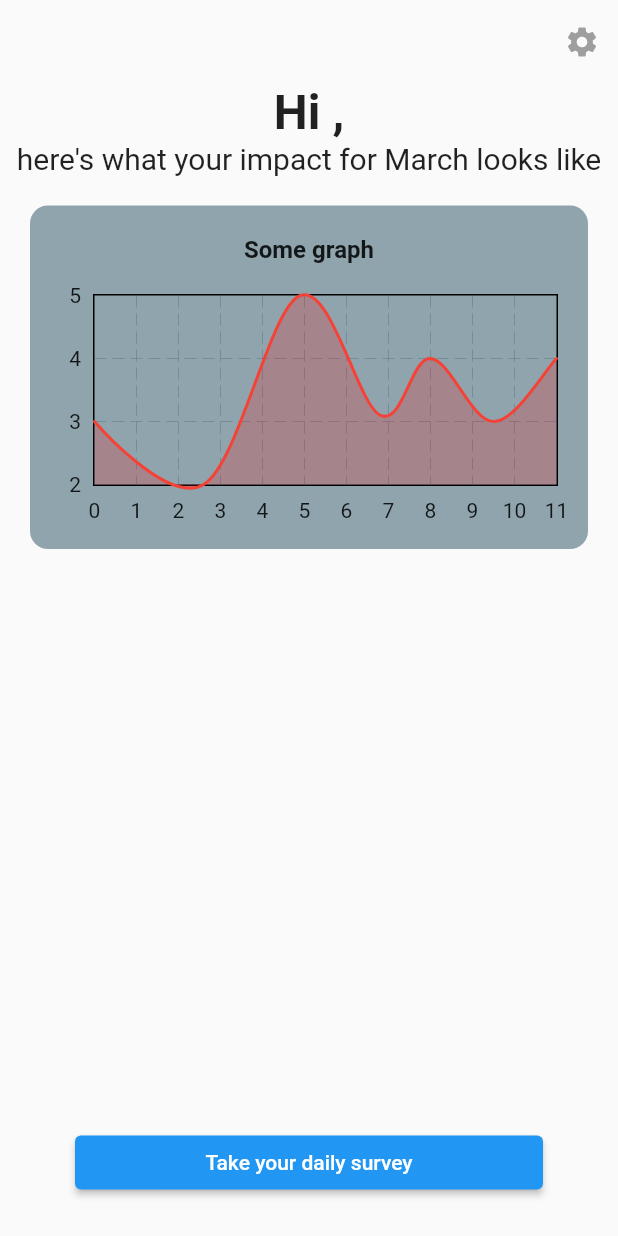
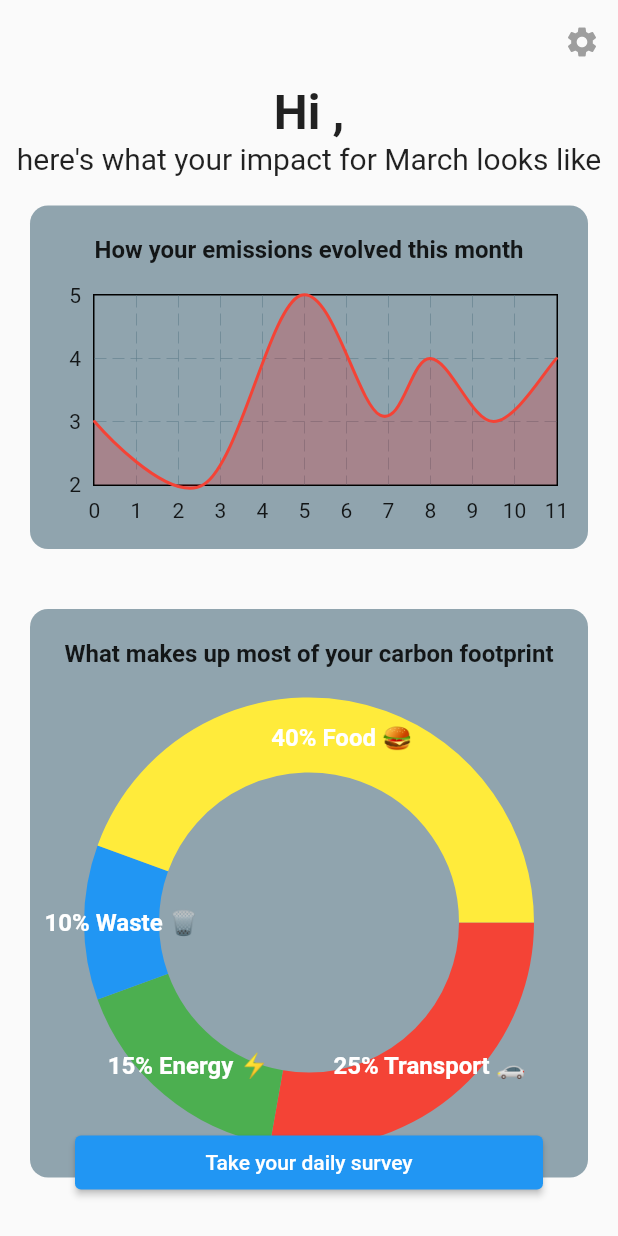
Before and after one commit to BrunoScharlau/CarbonIQ, a Flutter app: the MainMenuView screen opened directly with empty values, on a phone screen of 412 x 824 dp. Run offline on Flutter 3.47's test engine with Material 2 defaults, Android fonts, the phone set to English and light mode, and no system bars; drawn by our look-alikes of fl_chart.

Commit message:
Added additional main menu widgets

```diff
--- a/lib/main_menu/main_menu_view.dart
+++ b/lib/main_menu/main_menu_view.dart
@@ -43,10 +43,20 @@ class MainMenuView extends StatelessWidget {
                     textAlign: TextAlign.center,
                     style: const TextStyle(fontSize: 20)),
                 DataBox(
-                    "Some graph",
+                    "How your emissions evolved this month",
                     ConstrainedBox(
                         constraints: const BoxConstraints(maxHeight: 150),
                         child: LineChart(generateChartData()))),
+                DataBox(
+                    "What makes up most of your carbon footprint",
+                    ConstrainedBox(
+                        constraints: const BoxConstraints(maxHeight: 300),
+                        child: PieChart(generatePieChartData()))),
+                DataBox(
+                    "What your impact compares to",
+                    ConstrainedBox(
+                        constraints: const BoxConstraints(maxHeight: 500),
+                        child: ComparisonLister(generateComparisons())))
               ],
             ),
             Positioned(
@@ -132,3 +142,54 @@ LineChartData generateChartData() {
     ],
   );
 }
+
+PieChartData generatePieChartData() {
+  return PieChartData(
+    sectionsSpace: 0,
+    centerSpaceRadius: double.infinity,
+    sections: [
+      PieChartSectionData(
+        color: Colors.red,
+        value: 25,
+        title: "25% Transport 🚗",
+        radius: 50,
+        titleStyle: const TextStyle(
+            fontSize: 16, fontWeight: FontWeight.bold, color: Colors.white),
+      ),
+      PieChartSectionData(
+        color: Colors.green,
+        value: 15,
+        title: "15% Energy ⚡",
+        radius: 50,
+        titleStyle: const TextStyle(
+            fontSize: 16, fontWeight: FontWeight.bold, color: Colors.white),
+      ),
+      PieChartSectionData(
+        color: Colors.blue,
+        value: 10,
+        title: "10% Waste 🗑",
+        radius: 50,
+        titleStyle: const TextStyle(
+            fontSize: 16, fontWeight: FontWeight.bold, color: Colors.white),
+      ),
+      PieChartSectionData(
+        color: Colors.yellow,
+        value: 40,
+        title: "40% Food 🍔",
+        radius: 50,
+        titleStyle: const TextStyle(
+            fontSize: 16, fontWeight: FontWeight.bold, color: Colors.white),
+      ),
+    ],
+  );
+}
+
+List<Comparison> generateComparisons() {
+  return [
+    const Comparison("trees", '500', '🌳', Colors.green),
+    const Comparison(
+        "of average emissions per person", '5.2x', '👨', Colors.red),
+    const Comparison("earths required if everyone lived like you", '1.2x', '🌍',
+        Colors.blue),
+  ];
+}
```
Also changed, not shown: lib/main_menu/main_menu_widgets.dart (+45 -0 lines), 1 other file.
